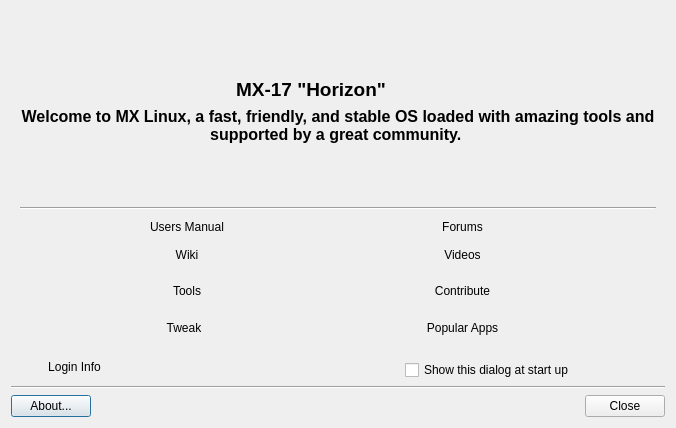
Above: mxwelcome.ui from bithostel-dev/mx-welcome before the change. Below: the same form after it.
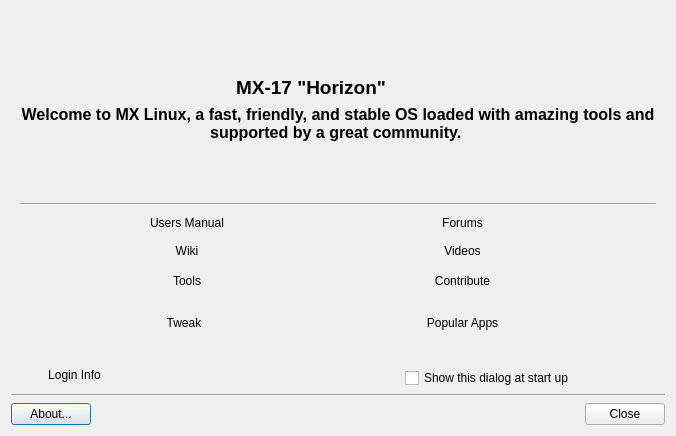
That is the form after the change. Icons and pictures are not drawn. Custom widgets are drawn as their Qt base class.

```diff
--- a/mxwelcome.ui
+++ b/mxwelcome.ui
@@ -7,7 +7,7 @@
     <x>0</x>
     <y>0</y>
     <width>674</width>
-    <height>428</height>
+    <height>436</height>
    </rect>
   </property>
   <property name="windowTitle">
@@ -379,45 +379,6 @@
         </property>
        </spacer>
       </item>
-      <item row="9" column="0" rowspan="2">
-       <spacer name="horizontalSpacer_4">
-        <property name="orientation">
-         <enum>Qt::Horizontal</enum>
-        </property>
-        <property name="sizeHint" stdset="0">
-         <size>
-          <width>59</width>
-          <height>47</height>
-         </size>
-        </property>
-       </spacer>
-      </item>
-      <item row="9" column="2" rowspan="2" colspan="2">
-       <spacer name="horizontalSpacer_12">
-        <property name="orientation">
-         <enum>Qt::Horizontal</enum>
-        </property>
-        <property name="sizeHint" stdset="0">
-         <size>
-          <width>142</width>
-          <height>47</height>
-         </size>
-        </property>
-       </spacer>
-      </item>
-      <item row="9" column="5" rowspan="2">
-       <spacer name="horizontalSpacer_13">
-        <property name="orientation">
-         <enum>Qt::Horizontal</enum>
-        </property>
-        <property name="sizeHint" stdset="0">
-         <size>
-          <width>59</width>
-          <height>47</height>
-         </size>
-        </property>
-       </spacer>
-      </item>
       <item row="10" column="1">
        <widget class="FlatButton" name="buttonPanelOrient">
         <property name="minimumSize">
@@ -477,6 +438,51 @@
         </property>
        </widget>
       </item>
+      <item row="10" column="5">
+       <spacer name="horizontalSpacer_13">
+        <property name="orientation">
+         <enum>Qt::Horizontal</enum>
+        </property>
+        <property name="sizeType">
+         <enum>QSizePolicy::Expanding</enum>
+        </property>
+        <property name="sizeHint" stdset="0">
+         <size>
+          <width>50</width>
+          <height>47</height>
+         </size>
+        </property>
+       </spacer>
+      </item>
+      <item row="10" column="0">
+       <spacer name="horizontalSpacer_4">
+        <property name="orientation">
+         <enum>Qt::Horizontal</enum>
+        </property>
+        <property name="sizeHint" stdset="0">
+         <size>
+          <width>54</width>
+          <height>47</height>
+         </size>
+        </property>
+       </spacer>
+      </item>
+      <item row="10" column="2" colspan="2">
+       <spacer name="horizontalSpacer_12">
+        <property name="orientation">
+         <enum>Qt::Horizontal</enum>
+        </property>
+        <property name="sizeType">
+         <enum>QSizePolicy::Expanding</enum>
+        </property>
+        <property name="sizeHint" stdset="0">
+         <size>
+          <width>138</width>
+          <height>47</height>
+         </size>
+        </property>
+       </spacer>
+      </item>
      </layout>
      <zorder>buttonManual</zorder>
      <zorder>labelIntro</zorder>
```
Left out of the diff: 6 changed lines with no effect on the pictures.
